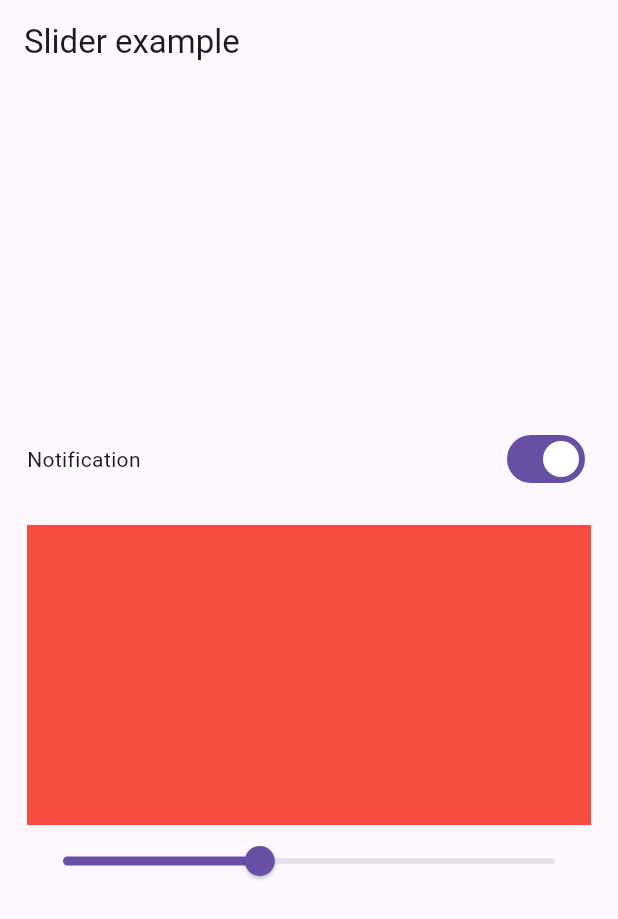
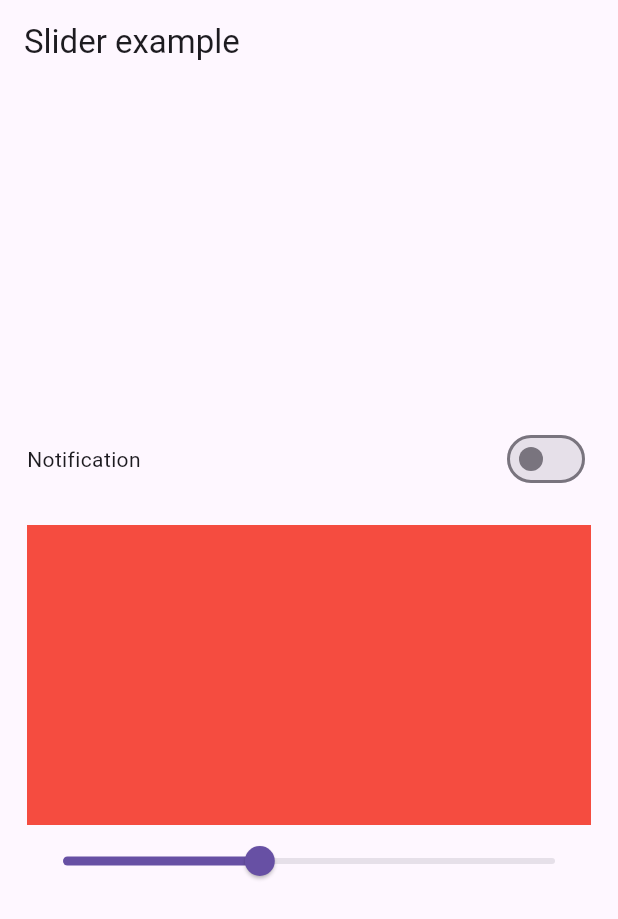
Before and after one commit to MostakAhmedShahad/CounterApp-by-Bloc, a Flutter app: the SliderSwitchScreen screen opened directly, on a phone screen of 412 x 824 dp. Shown: the top 919 px of the screen. Run offline on Flutter 3.47's test engine with Material 3 defaults, Android fonts, the phone set to English and light mode, and no system bars; our stand-ins replace equatable, flutter_bloc.

Commit message:
switch_bloc

```diff
--- a/lib/bloc/slider_switch/switch_bloc.dart
+++ b/lib/bloc/slider_switch/switch_bloc.dart
@@ -0,0 +1,17 @@
+import 'package:app_10/bloc/slider_switch/switch_event.dart';
+import 'package:app_10/bloc/slider_switch/switch_state.dart';
+import 'package:flutter/material.dart';
+import 'package:flutter_bloc/flutter_bloc.dart';
+
+class SwitchBloc extends Bloc<SwitchEvent, SwitchState> {
+  SwitchBloc() : super(SwitchState()) {
+    on<EnableOrDisableNotification>(_OnOff) ;
+  }
+
+  void _OnOff(EnableOrDisableNotification event, Emitter<SwitchState>emit ){
+
+    emit(state.copywith(isSwitch: !state.isSwitch));
+
+
+  }
+}
--- a/lib/bloc/slider_switch/switch_event.dart
+++ b/lib/bloc/slider_switch/switch_event.dart
@@ -0,0 +1,11 @@
+import 'package:equatable/equatable.dart';
+
+abstract class SwitchEvent extends Equatable {
+
+  const SwitchEvent();
+  @override
+  List<Object> get props =>[];
+
+}
+
+class EnableOrDisableNotification extends SwitchEvent{}
--- a/lib/bloc/slider_switch/switch_state.dart
+++ b/lib/bloc/slider_switch/switch_state.dart
@@ -0,0 +1,16 @@
+import 'package:equatable/equatable.dart';
+
+class SwitchState extends Equatable {
+
+  final bool isSwitch;
+  const SwitchState({this.isSwitch=false});
+
+  SwitchState copywith ({bool? isSwitch}){
+
+    return SwitchState(isSwitch: isSwitch?? this.isSwitch);
+  }
+
+  @override
+  // TODO: implement props
+  List<Object?> get props => [isSwitch];
+}
--- a/lib/ui/slider_switch/slider_switch_screen.dart
+++ b/lib/ui/slider_switch/slider_switch_screen.dart
@@ -1,5 +1,9 @@
+import 'package:app_10/bloc/slider_switch/switch_bloc.dart';
+import 'package:app_10/bloc/slider_switch/switch_event.dart';
+import 'package:app_10/bloc/slider_switch/switch_state.dart';
 import 'package:flutter/material.dart';
 import 'package:flutter/widgets.dart';
+import 'package:flutter_bloc/flutter_bloc.dart';
 
 class SliderSwitchScreen extends StatefulWidget {
   const SliderSwitchScreen({super.key});
@@ -23,8 +27,15 @@ class _SliderSwitchScreenState extends State<SliderSwitchScreen> {
             Row(
               mainAxisAlignment: MainAxisAlignment.spaceBetween,
               children: [
-                Text("Notification"),
-                Switch(value: true, onChanged: (newValue) {}),
+                const Text("Notification"),
+                BlocBuilder<SwitchBloc, SwitchState>(
+                  builder: (context, state) {
+                    return Switch(value: state.isSwitch, onChanged: (newValue) {
+                      context.read<SwitchBloc>().add(EnableOrDisableNotification());
+                    }) ;
+                  }
+                )
+
               ],
             ),
             SizedBox(height: 20,),
```
